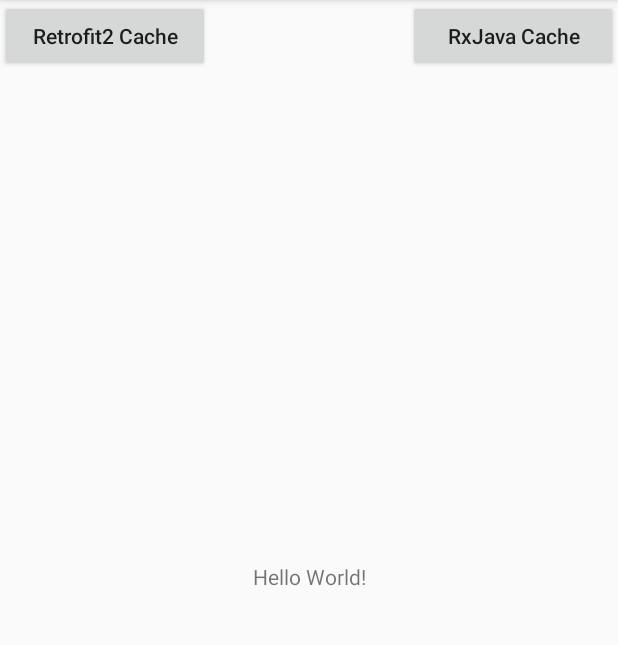
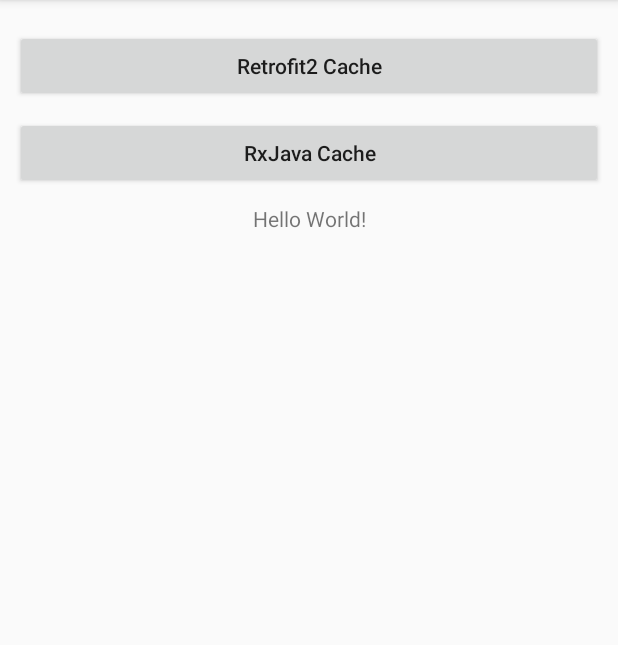
Before and after one commit to fjzboy/Retrofit2RxJava-Android-Simples, an Android app: the MainActivity screen opened directly, with no data from a screen before it, on a phone screen of 412 x 824 dp, the part 84-729 px from its top. Run offline under Robolectric (Android 15) with nearby library versions, the phone set to English and light mode, and no system bars; our stand-ins replace EventBus, Timber.

Commit message:
修改用户界面，提高可操作性

```diff
--- a/app/src/main/res/layout/activity_main.xml
+++ b/app/src/main/res/layout/activity_main.xml
@@ -1,39 +1,31 @@
 <?xml version="1.0" encoding="utf-8"?>
-<android.support.constraint.ConstraintLayout xmlns:android="http://schemas.android.com/apk/res/android"
-    xmlns:app="http://schemas.android.com/apk/res-auto"
-    xmlns:tools="http://schemas.android.com/tools"
-    android:id="@+id/activity_main"
-    android:layout_width="match_parent"
+<LinearLayout xmlns:android="http://schemas.android.com/apk/res/android"
+    android:orientation="vertical" android:layout_width="match_parent"
     android:layout_height="match_parent"
-    tools:context="com.mitnick.rxjava.activity.MainActivity">
+    android:layout_margin="10dp">
+
+    <Button
+        android:text="Retrofit2 Cache"
+        android:layout_width="match_parent"
+        android:layout_height="wrap_content"
+        android:textAllCaps="false"
+        android:layout_marginTop="10dp"
+        android:id="@+id/retrofitButton"/>
+
+    <Button
+        android:text="RxJava Cache"
+        android:layout_width="match_parent"
+        android:layout_height="wrap_content"
+        android:textAllCaps="false"
+        android:layout_marginTop="10dp"
+        android:id="@+id/rxjavaButton"/>
 
     <TextView
         android:id="@+id/textView"
         android:layout_width="match_parent"
         android:layout_height="wrap_content"
         android:gravity="center"
-        android:text="Hello World!"
-        app:layout_constraintLeft_toLeftOf="@+id/activity_main"
-        app:layout_constraintTop_toTopOf="@+id/activity_main"
-        app:layout_constraintRight_toRightOf="@+id/activity_main"
-        app:layout_constraintBottom_toBottomOf="@+id/activity_main" />
+        android:layout_margin="10dp"
+        android:text="Hello World!"/>
 
-    <Button
-        android:text="Retrofit2 Cache"
-        android:layout_width="140dp"
-        android:layout_height="wrap_content"
-        android:textAllCaps="false"
-        android:id="@+id/retrofitButton"
-        tools:layout_editor_absoluteY="0dp"
-        app:layout_constraintLeft_toLeftOf="@+id/activity_main" />
-
-    <Button
-        android:text="RxJava Cache"
-        android:layout_width="140dp"
-        android:layout_height="wrap_content"
-        android:textAllCaps="false"
-        android:id="@+id/rxjavaButton"
-        tools:layout_editor_absoluteY="0dp"
-        app:layout_constraintRight_toRightOf="@+id/activity_main" />
-
-</android.support.constraint.ConstraintLayout>
+</LinearLayout>
```
Also changed, not shown: app/src/main/java/com/mitnick/rxjava/activity/LoginActivity.java (+6 -2 lines), app/src/main/java/com/mitnick/rxjava/activity/MainActivity.java (+7 -4 lines), app/src/main/res/layout/activity_login.xml (+3 -4 lines), 1 other file.
